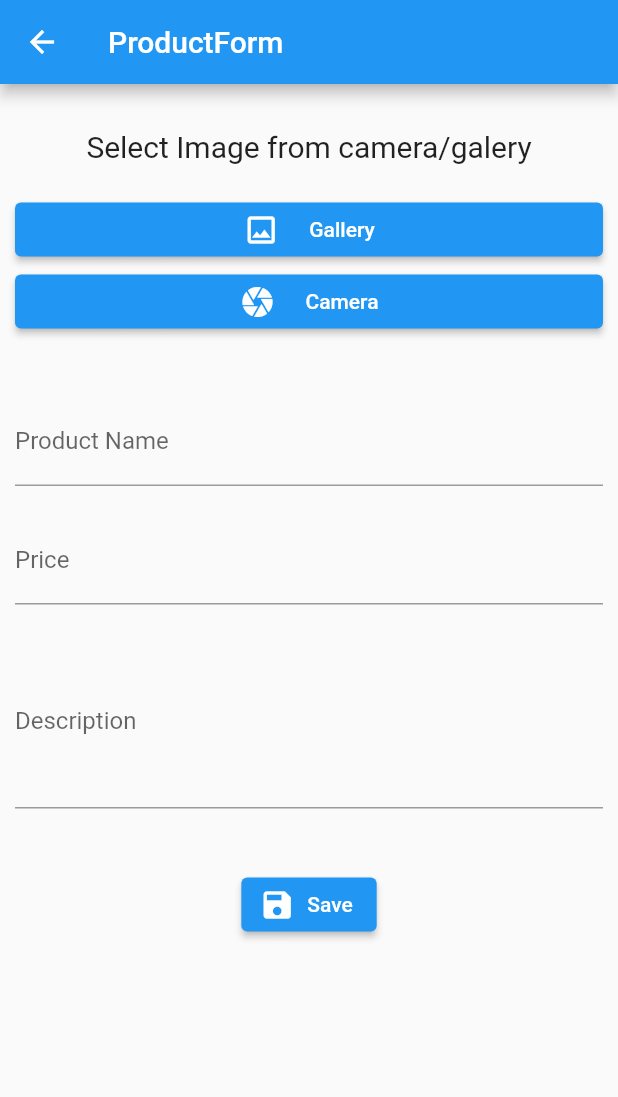
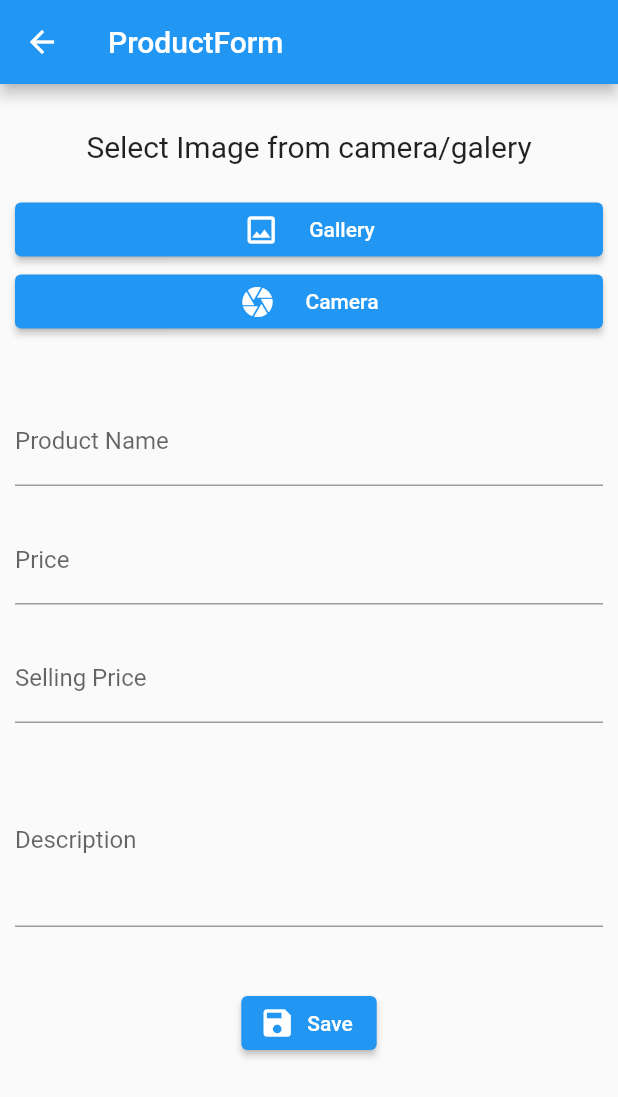
Before and after one commit to fadhlansyaf/cashierion, a Flutter app: the ProductFormPage screen opened directly, on a phone screen of 412 x 824 dp. Shown: the top 1097 px of the screen. Run offline on Flutter 3.47's test engine with Material 2 defaults, Android fonts, the phone set to English and light mode, and no system bars; our stand-ins replace get, google_fonts, hive, image_picker, material_design_icons_flutter, open_file and 2 more; missing offline and left inert: syncfusion_flutter_xlsio; accounts and stored records are empty; network calls fail.

Commit message:
export excel

```diff
--- a/lib/main.dart
+++ b/lib/main.dart
@@ -4,6 +4,7 @@ import 'package:pos_app_skripsi/core.dart';
 import 'package:flutter/material.dart';
 import 'package:hive/hive.dart';
 import 'package:path_provider/path_provider.dart';
+import 'package:permission_handler/permission_handler.dart';
 import 'package:pos_app_skripsi/module/home/controller/home_binding.dart';
 
 void main() async{
@@ -12,6 +13,7 @@ void main() async{
     var path = await getTemporaryDirectory();
     Hive.init(path.path);
   }
+
 
   var mainStorage = await Hive.openBox('mainStorage');
   runApp(GetMaterialApp(
@@ -22,6 +24,8 @@ void main() async{
     initialBinding: HomeBinding(),
     ));
 }
+
+
 
 // class MyApp extends StatelessWidget {
 //   const MyApp({super.key});
--- a/lib/module/product_form/view/product_form_page.dart
+++ b/lib/module/product_form/view/product_form_page.dart
@@ -90,6 +90,16 @@ class ProductFormPage extends StatelessWidget {
               SizedBox(
                 height: 20,
               ),
+              TextFormField(
+                controller: controller.textController[1],
+                decoration: const InputDecoration(
+                  border: UnderlineInputBorder(),
+                  labelText: 'Selling Price',
+                ),
+              ),
+              SizedBox(
+                height: 20,
+              ),
               TextField(
                 controller: controller.textController[2],
                 decoration: const InputDecoration(
--- a/lib/module/stock_report/view/stock_report_view.dart
+++ b/lib/module/stock_report/view/stock_report_view.dart
@@ -74,9 +74,9 @@ class StockReportView extends StatelessWidget {
     workbook.dispose();
 
     final String path = (await getApplicationSupportDirectory()).path;
-    final String fileName = '$path/Output.xlsx';
+    final String fileName ='$path/Output.xlsx';
     final File file = File(fileName);
     await file.writeAsBytes(bytes, flush: true);
-    OpenFile.open(fileName);
+    await OpenFile.open(fileName);
   }
 }
--- a/pubspec.yaml
+++ b/pubspec.yaml
@@ -43,6 +43,7 @@ dependencies:
   sqflite: ^2.2.8+2
   syncfusion_flutter_xlsio: ^21.2.4
   universal_html: ^2.2.1
+  permission_handler: ^10.2.0
 
 dev_dependencies:
   flutter_test:
```
Also changed, not shown: lib/module/home/view/home_view.dart (+9 -0 lines), 3 other files.
